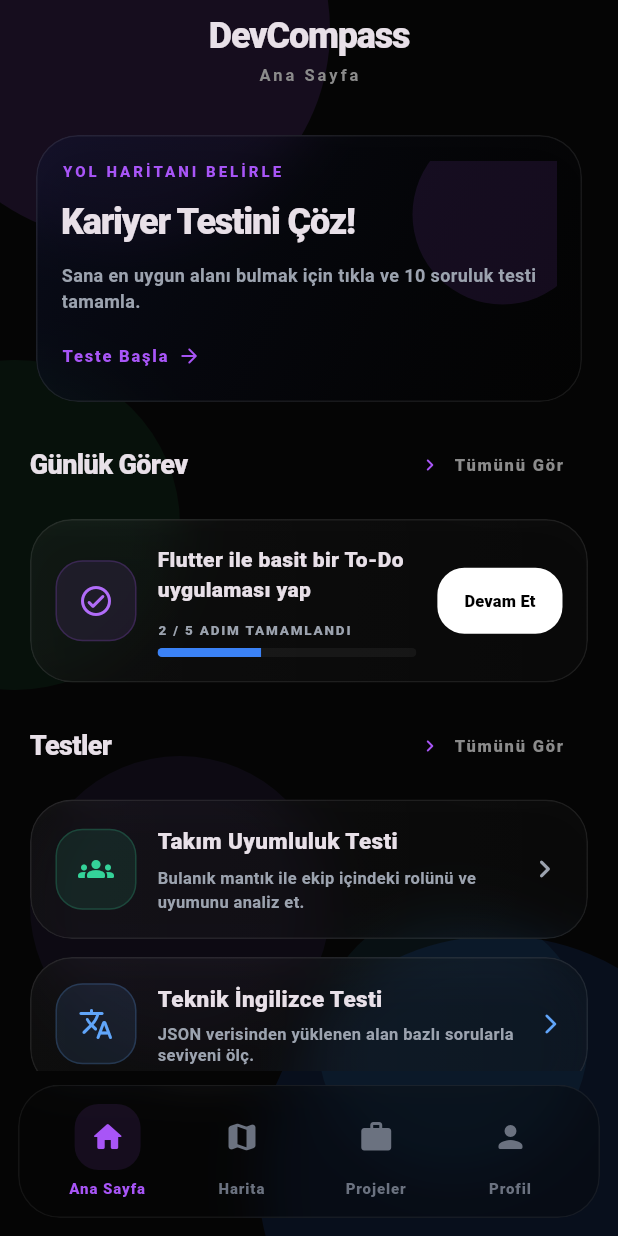
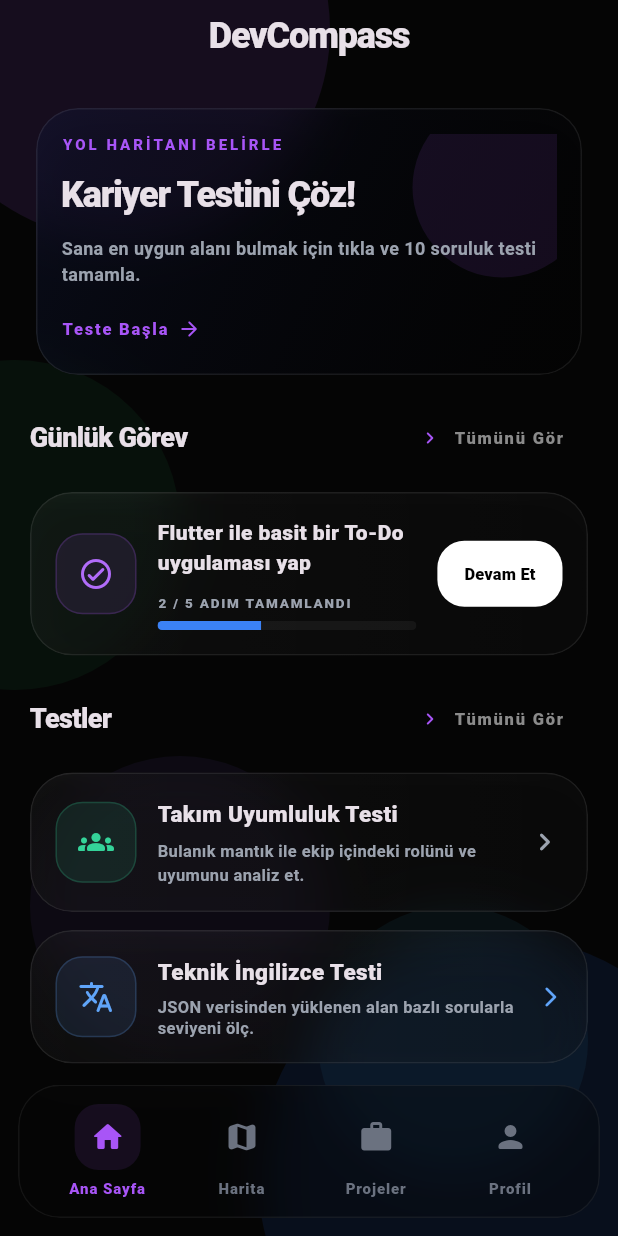
Before and after one commit to BlackW1te/DecCompass, a Flutter app: the screen it shows after launch, on a phone screen of 412 x 824 dp. Run offline on Flutter 3.47's test engine with Material 3 defaults, Android fonts, the phone set to English and light mode, and no system bars; our stand-ins replace shared_preferences.

Commit message:
Üst barda başlığın altında görünen sayfa isimleri silindi.

```diff
--- a/lib/widgets/app_shell.dart
+++ b/lib/widgets/app_shell.dart
@@ -149,16 +149,6 @@ class _TopBar extends StatelessWidget {
               letterSpacing: -0.8,
             ),
           ),
-          const SizedBox(height: 2),
-          Text(
-            title,
-            style: const TextStyle(
-              color: Color(0xFF8B8B8B),
-              fontSize: 11,
-              fontWeight: FontWeight.w700,
-              letterSpacing: 2,
-            ),
-          ),
         ],
       ),
     );
```
